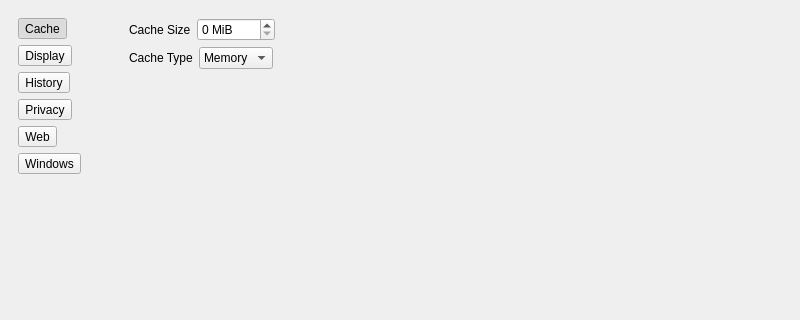
Qt form 2.x/UI/dooble_settings.ui (textbrowser/dooble) before a commit; both pictures show x 0 to 800 and y 0 to 320 of the 800 by 700 pixel window.
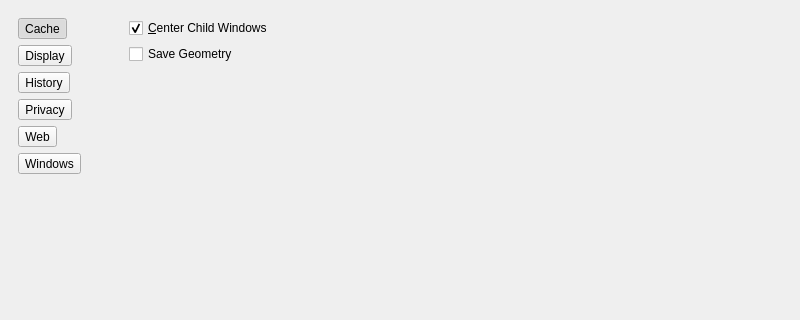
The same form after that commit. The open tabs and pages were chosen to show the change. Icons and pictures are not drawn.

The edit to the form file:
```diff
--- a/2.x/UI/dooble_settings.ui
+++ b/2.x/UI/dooble_settings.ui
@@ -309,6 +309,133 @@
           </item>
          </layout>
         </widget>
+        <widget class="QWidget" name="display_page">
+         <layout class="QVBoxLayout" name="verticalLayout_4">
+          <item>
+           <layout class="QHBoxLayout" name="horizontalLayout_4">
+            <item>
+             <widget class="QLabel" name="label_3">
+              <property name="text">
+               <string>Theme</string>
+              </property>
+             </widget>
+            </item>
+            <item>
+             <widget class="QComboBox" name="theme">
+              <property name="insertPolicy">
+               <enum>QComboBox::NoInsert</enum>
+              </property>
+              <property name="sizeAdjustPolicy">
+               <enum>QComboBox::AdjustToContents</enum>
+              </property>
+              <item>
+               <property name="text">
+                <string>Snipicons</string>
+               </property>
+              </item>
+             </widget>
+            </item>
+            <item>
+             <spacer name="horizontalSpacer_3">
+              <property name="orientation">
+               <enum>Qt::Horizontal</enum>
+              </property>
+              <property name="sizeHint" stdset="0">
+               <size>
+                <width>40</width>
+                <height>20</height>
+               </size>
+              </property>
+             </spacer>
+            </item>
+           </layout>
+          </item>
+          <item>
+           <spacer name="verticalSpacer_3">
+            <property name="orientation">
+             <enum>Qt::Vertical</enum>
+            </property>
+            <property name="sizeHint" stdset="0">
+             <size>
+              <width>20</width>
+              <height>40</height>
+             </size>
+            </property>
+           </spacer>
+          </item>
+         </layout>
+        </widget>
+        <widget class="QWidget" name="history_page"/>
+        <widget class="QWidget" name="privacy_page"/>
+        <widget class="QWidget" name="web_page"/>
+        <widget class="QWidget" name="windows_page">
+         <layout class="QVBoxLayout" name="verticalLayout_5">
+          <item>
+           <layout class="QHBoxLayout" name="horizontalLayout_6">
+            <item>
+             <widget class="QCheckBox" name="center_child_windows">
+              <property name="text">
+               <string>&amp;Center Child Windows</string>
+              </property>
+              <property name="checked">
+               <bool>true</bool>
+              </property>
+             </widget>
+            </item>
+            <item>
+             <spacer name="horizontalSpacer_5">
+              <property name="orientation">
+               <enum>Qt::Horizontal</enum>
+              </property>
+              <property name="sizeHint" stdset="0">
+               <size>
+                <width>40</width>
+                <height>20</height>
+               </size>
+              </property>
+             </spacer>
+            </item>
+           </layout>
+          </item>
+          <item>
+           <layout class="QHBoxLayout" name="horizontalLayout_5">
+            <item>
+             <widget class="QCheckBox" name="save_geometry">
+              <property name="text">
+               <string>Save Geometry</string>
+              </property>
+             </widget>
+            </item>
+            <item>
+             <spacer name="horizontalSpacer_4">
+              <property name="orientation">
+               <enum>Qt::Horizontal</enum>
+              </property>
+              <property name="sizeHint" stdset="0">
+               <size>
+                <width>40</width>
+                <height>20</height>
+               </size>
+              </property>
+             </spacer>
+            </item>
+           </layout>
+          </item>
+          <item>
+           <spacer name="verticalSpacer_4">
+            <property name="orientation">
+             <enum>Qt::Vertical</enum>
+            </property>
+            <property name="sizeHint" stdset="0">
+             <size>
+              <width>20</width>
+              <height>40</height>
+             </size>
+            </property>
+           </spacer>
+          </item>
+         </layout>
+        </widget>
        </widget>
       </item>
      </layout>
```
Left out of the diff: 12 changed lines with no effect on the pictures.
